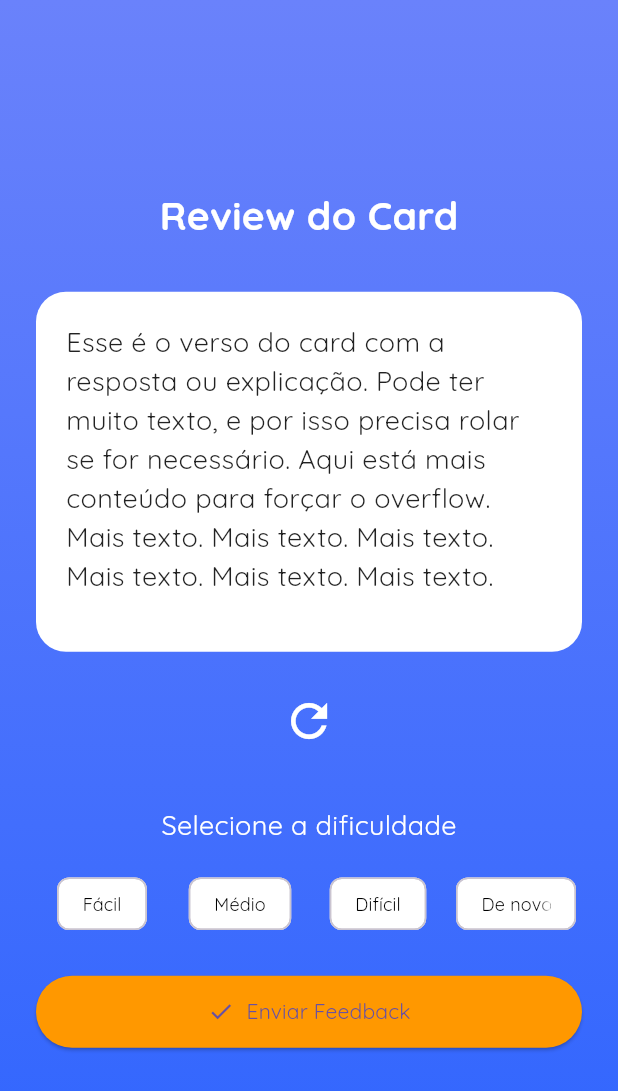
After one commit to Vitorrodrys/Rarvi-FrontEnd, a Flutter app: the CardReviewScreen screen opened directly, after a tap on the "refresh" icon, on a phone screen of 412 x 824 dp. The commit adds this screen. Shown: the top 1091 px of the screen. Run offline on Flutter 3.47's test engine with Material 3 defaults, Android fonts, the phone set to English and light mode, and no system bars; our stand-ins replace dio, envied, flutter_colorpicker, flutter_svg, shared_preferences; accounts and stored records are empty; generated files the repository leaves out were written again.

Commit message:
feat: add review screen

```diff
--- a/lib/main.dart
+++ b/lib/main.dart
@@ -1,7 +1,7 @@
 import 'package:flutter/material.dart';
 
 import 'package:rarvi/services/api/rarvi_api.dart';
-import 'package:rarvi/view/criar_card/criar_card.dart';
+import 'package:rarvi/view/card/criar_card.dart';
 
 import 'package:rarvi/view/discipline/discipline_creation.dart';
 import 'package:rarvi/view/home/home.dart';
--- /dev/null
+++ b/lib/view/card/review_card.dart
@@ -0,0 +1,255 @@
+import 'package:animations/animations.dart';
+import 'package:flutter/material.dart';
+
+
+
+void main() => runApp(CardReviewApp());
+
+class CardReviewApp extends StatelessWidget {
+  @override
+  Widget build(BuildContext context) {
+    return MaterialApp(home: CardReviewScreen());
+  }
+}
+
+class CardReviewScreen extends StatefulWidget {
+  @override
+  _CardReviewScreenState createState() => _CardReviewScreenState();
+}
+
+class _CardReviewScreenState extends State<CardReviewScreen>
+    with SingleTickerProviderStateMixin {
+  bool showBack = false;
+  bool showFeedback = false;
+  String selectedDifficulty = '';
+  final String cardTitle = 'Título do Card';
+  final String cardBack =
+      'Esse é o verso do card com a resposta ou explicação. Pode ter muito texto, e por isso precisa rolar se for necessário. Aqui está mais conteúdo para forçar o overflow. Mais texto. Mais texto. Mais texto. Mais texto. Mais texto. Mais texto.';
+
+  late final AnimationController _controller;
+
+  @override
+  void initState() {
+    super.initState();
+    _controller = AnimationController(
+      duration: const Duration(milliseconds: 600),
+      vsync: this,
+      lowerBound: 0,
+      upperBound: 1,
+    );
+  }
+
+  @override
+  void dispose() {
+    _controller.dispose();
+    super.dispose();
+  }
+
+  void flipCard() {
+    if (showBack) {
+      _controller.reverse();
+    } else {
+      _controller.forward();
+    }
+
+    setState(() {
+      showBack = !showBack;
+      if (showBack) {
+        showFeedback = true;
+      }
+    });
+  }
+
+  void sendFeedback() {
+    if (selectedDifficulty.isNotEmpty) {
+      print("Feedback enviado: $selectedDifficulty");
+      ScaffoldMessenger.of(
+        context,
+      ).showSnackBar(SnackBar(content: Text("Feedback enviado com sucesso!")));
+    }
+  }
+
+  @override
+  Widget build(BuildContext context) {
+    return Scaffold(
+      body: Container(
+        decoration: const BoxDecoration(
+          gradient: LinearGradient(
+            colors: [Color(0xFF6A82FB), Color(0xFF2E64FE)],
+            begin: Alignment.topCenter,
+            end: Alignment.bottomCenter,
+          ),
+        ),
+        child: SafeArea(
+          child: Center(
+            child: Padding(
+              padding: const EdgeInsets.all(24.0),
+              child: Column(
+                mainAxisSize: MainAxisSize.min,
+                children: [
+                  Text(
+                    "Review do Card",
+                    style: TextStyle(
+                      fontSize: 26,
+                      fontWeight: FontWeight.bold,
+                      color: Colors.white,
+                    ),
+                  ),
+                  const SizedBox(height: 32),
+
+                  // Área principal do card e feedback
+                  SizedBox(
+                    width: 400, // Aumentado
+                    child: Column(
+                      children: [
+                        AnimatedBuilder(
+                          animation: _controller,
+                          builder: (context, child) {
+                            final isFront = _controller.value < 0.5;
+                            final displayText = isFront ? cardTitle : cardBack;
+
+                            final rotationValue =
+                                isFront
+                                    ? _controller.value
+                                    : _controller.value -
+                                        1; // gira de -1 a 0 no verso
+
+                            return Transform(
+                              transform: Matrix4.rotationY(
+                                rotationValue * 3.1416,
+                              ),
+                              alignment: Alignment.center,
+                              child: Container(
+                                height: 240,
+                                width: double.infinity,
+                                padding: const EdgeInsets.all(20),
+                                decoration: BoxDecoration(
+                                  color: Colors.white,
+                                  borderRadius: BorderRadius.circular(20),
+                                ),
+                                child: SingleChildScrollView(
+                                  child: Text(
+                                    displayText,
+                                    style: TextStyle(
+                                      fontSize: 18,
+                                      color: Colors.black87,
+                                    ),
+                                  ),
+                                ),
+                              ),
+                            );
+                          },
+                        ),
+                        const SizedBox(height: 20),
+                        IconButton(
+                          iconSize: 36,
+                          onPressed: flipCard,
+                          icon: RotationTransition(
+                            turns: Tween(
+                              begin: 0.0,
+                              end: 1.0,
+                            ).animate(_controller),
+                            child: Icon(Icons.refresh, color: Colors.white),
+                          ),
+                        ),
+                        if (showFeedback) ...[
+                          const SizedBox(height: 30),
+                          Text(
+                            "Selecione a dificuldade",
+                            style: TextStyle(fontSize: 18, color: Colors.white),
+                          ),
+                          const SizedBox(height: 16),
+                          Row(
+                            mainAxisAlignment: MainAxisAlignment.spaceBetween,
+                            children:
+                                ['Fácil', 'Médio', 'Difícil', 'De novo'].map((
+                                  label,
+                                ) {
+                                  final isSelected =
+                                      selectedDifficulty == label;
+
+                                  final chipColor = () {
+                                    if (!isSelected) return Colors.grey[200];
+                                    switch (label) {
+                                      case 'Fácil':
+                                        return Colors.green[300];
+                                      case 'Médio':
+                                        return Colors.yellow[300];
+                                      case 'Difícil':
+                                        return Colors.orange[400];
+                                      case 'De novo':
+                                        return Colors.red[400];
+                                      default:
+                                        return Colors.grey;
+                                    }
+                                  }();
+
+                                  return Padding(
+                                    padding: const EdgeInsets.symmetric(
+                                      horizontal: 4,
+                                    ),
+                                    child: AnimatedContainer(
+                                      duration: Duration(milliseconds: 300),
+                                      width:
+                                          isSelected
+                                              ? 110
+                                              : 80, // largura maior se selecionado
+                                      child: ChoiceChip(
+                                        label: Text(
+                                          label,
+                                          textAlign: TextAlign.center,
+                                          style: TextStyle(
+                                            fontSize: 12,
+                                            fontWeight:
+                                                isSelected
+                                                    ? FontWeight.bold
+                                                    : FontWeight.normal,
+                                            color: Colors.black,
+                                          ),
+                                        ),
+                                        selected: isSelected,
+                                        selectedColor: chipColor,
+                                        backgroundColor: Colors.white,
+                                        onSelected: (_) {
+                                          setState(
+                                            () => selectedDifficulty = label,
+                                          );
+                                        },
+                                      ),
+                                    ),
+                                  );
+                                }).toList(),
+                          ),
+
+                          const SizedBox(height: 24),
+                          SizedBox(
+                            width: double.infinity,
+                            child: ElevatedButton.icon(
+                              onPressed: sendFeedback,
+                              icon: Icon(Icons.check),
+                              label: Text("Enviar Feedback"),
+                              style: ElevatedButton.styleFrom(
+                                backgroundColor: Colors.orange,
+                                padding: const EdgeInsets.symmetric(
+                                  horizontal: 24,
+                                  vertical: 14,
+                                ),
+                                shape: RoundedRectangleBorder(
+                                  borderRadius: BorderRadius.circular(30),
+                                ),
+                              ),
+                            ),
+                          ),
+                        ],
+                      ],
+                    ),
+                  ),
+                ],
+              ),
+            ),
+          ),
+        ),
+      ),
+    );
+  }
+}
--- a/lib/view/discipline/discipline_list.dart
+++ b/lib/view/discipline/discipline_list.dart
@@ -2,8 +2,8 @@ import 'package:flutter/material.dart';
 import 'package:rarvi/services/api/rarvi_api.dart';
 import 'package:rarvi/services/api/schemas/card.dart' as RarviCard;
 import 'package:rarvi/services/api/schemas/discipline.dart';
-import 'package:rarvi/view/criar_card/criar_card.dart';
-import 'package:rarvi/view/editar_card/editar_card.dart';
+import 'package:rarvi/view/card/criar_card.dart';
+import 'package:rarvi/view/card/editar_card.dart';
 import 'package:rarvi/widgets/fab_nav_scaffold.dart';
 
 void main() {
--- a/pubspec.yaml
+++ b/pubspec.yaml
@@ -41,6 +41,7 @@ dependencies:
   shared_preferences: ^2.5.3
   flutter_colorpicker: ^1.1.0
   flutter_svg: ^2.1.0
+  animations: ^2.0.7
 
 dev_dependencies:
   flutter_test:
```
Also changed, not shown: lib/core/settings.g.dart, lib/services/api/schemas/card.g.dart, lib/view/card/criar_card.dart (renamed from lib/view/criar_card/criar_card.dart), lib/view/card/editar_card.dart (renamed from lib/view/editar_card/editar_card.dart).
